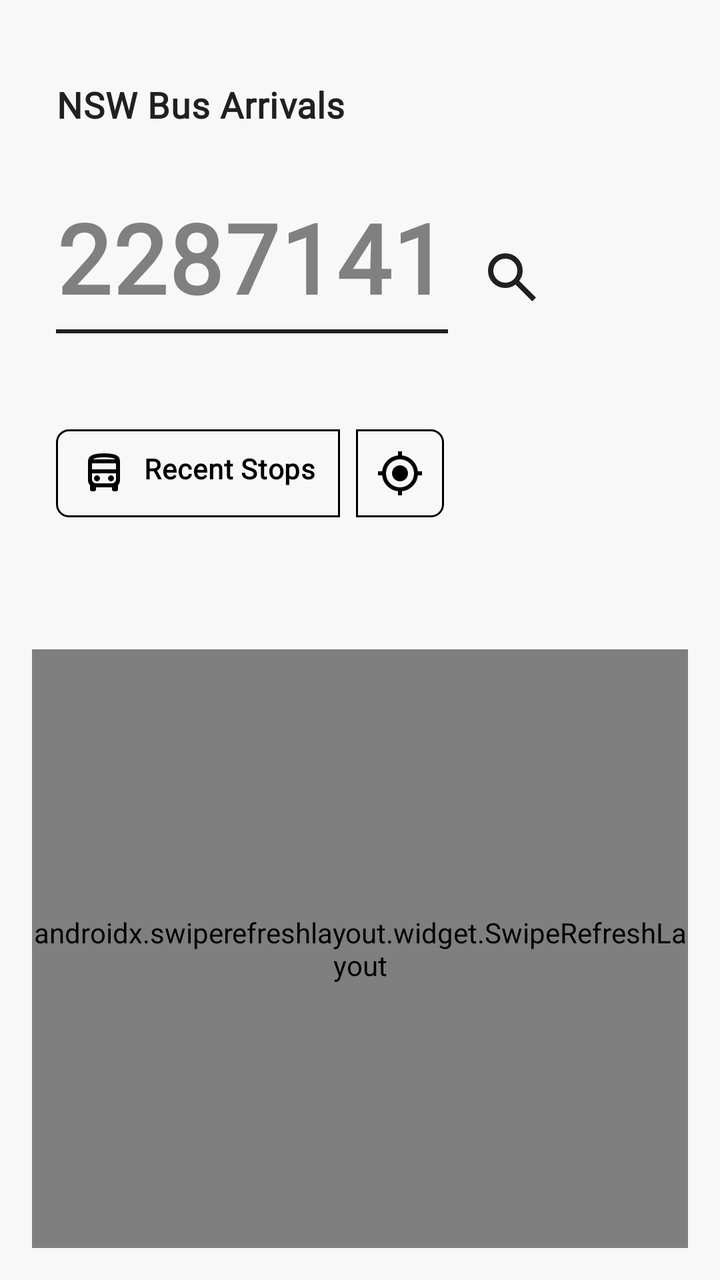
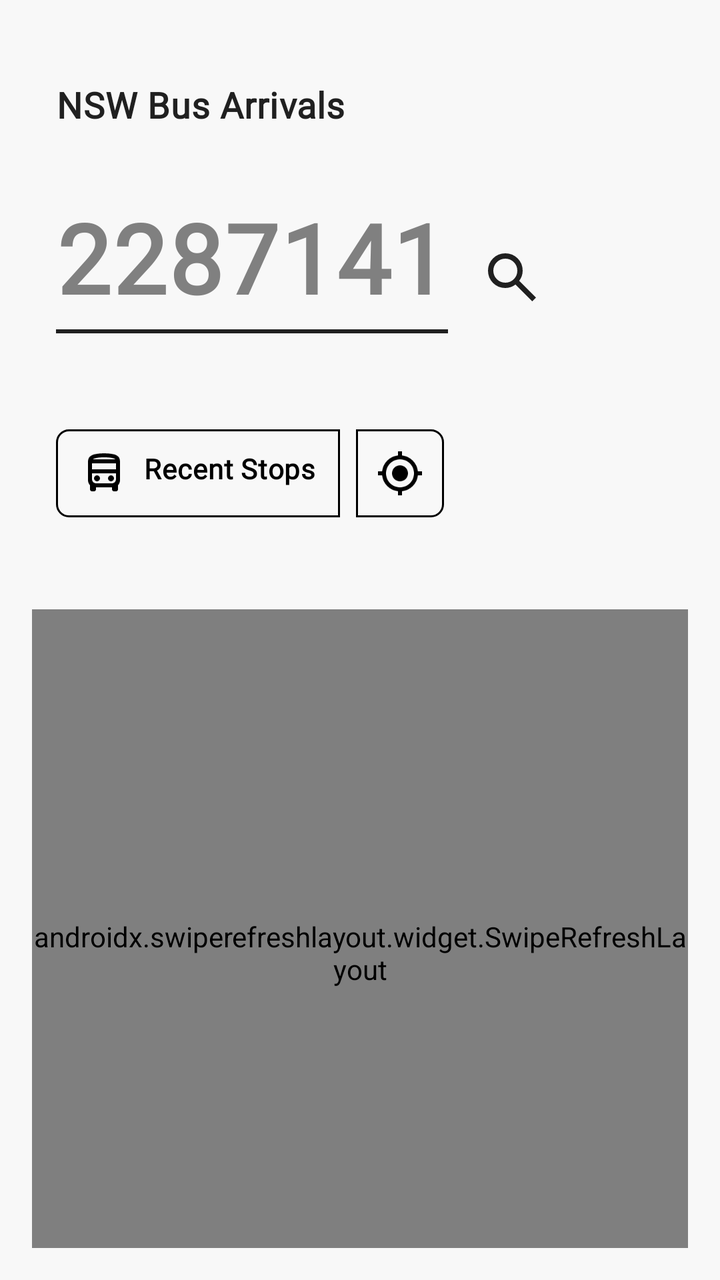

Compare the two renders of this Android layout. The source of the first and the diff that turns it into the second are given below.
<!-- AndroidManifest.xml: activity theme Theme.Bustop -->
<!-- res/layout/activity_main.xml -->
<?xml version="1.0" encoding="utf-8"?>
<LinearLayout xmlns:android="http://schemas.android.com/apk/res/android"
    xmlns:app="http://schemas.android.com/apk/res-auto"
    android:id="@+id/root_layout"
    android:layout_width="match_parent"
    android:layout_height="match_parent"
    android:focusable="true"
    android:focusableInTouchMode="true"
    android:orientation="vertical"
    android:background="?attr/appBackground"
    android:fitsSystemWindows="true"
    android:padding="16dp">

    <TextView
        android:layout_width="match_parent"
        android:layout_height="wrap_content"
        android:textColor="?attr/appOnBackground"
        android:text="@string/nsw_bus_arrivals"
        style="@style/EInkText.Large"
        android:gravity="start"
        android:layout_marginTop="24dp"
        android:layout_marginBottom="32dp"
        android:layout_marginStart="12dp"/>

    
    <LinearLayout
        android:layout_width="wrap_content"
        android:layout_height="wrap_content"
        android:orientation="horizontal"
        android:gravity="bottom"
        android:paddingStart="12dp"
        android:paddingEnd="12dp"
        android:layout_marginBottom="48dp">

        <LinearLayout
            android:layout_width="wrap_content"
            android:layout_height="wrap_content"
            android:orientation="vertical">

            <EditText
                android:id="@+id/stopIdEditText"
                android:layout_width="wrap_content"
                android:layout_height="wrap_content"
                android:background="@null"
                style="@style/EInkText.SearchNumber"
                android:hint="2287141"
                android:textColorHint="?attr/appOnSurface"
                android:inputType="number"
                android:singleLine="true"
                android:padding="0dp"
                android:imeOptions="actionSearch"/>

            <View
                android:layout_width="match_parent"
                android:layout_height="2dp"
                android:background="?attr/appOnBackground"
                android:layout_marginTop="4dp"/>
        </LinearLayout>

        <ImageView
            android:id="@+id/searchIcon"
            android:layout_width="48dp"
            android:layout_height="48dp"
            android:src="@drawable/search_24px"
            app:tint="?attr/appOnBackground"
            android:padding="8dp"
            android:layout_marginStart="8dp"
            android:layout_marginBottom="4dp"
            android:clickable="true"
            android:focusable="true"
            android:background="?attr/selectableItemBackgroundBorderless"/>

    </LinearLayout>

    
    <LinearLayout
        android:id="@+id/recentStopsSection"
        android:layout_width="match_parent"
        android:layout_height="wrap_content"
        android:orientation="vertical"
        android:layout_marginBottom="16dp"
        android:visibility="visible">

        <LinearLayout
            android:layout_width="match_parent"
            android:layout_height="wrap_content"
            android:orientation="horizontal"
            android:layout_marginBottom="10dp"
            android:layout_marginStart="12dp"
            android:gravity="center_vertical">

            <TextView
                android:id="@+id/recentStopsButton"
                android:layout_width="wrap_content"
                android:layout_height="wrap_content"
                android:text="@string/recent_stops"
                style="@style/EInkText.Medium"
                android:textColor="@android:color/black"
                app:drawableStartCompat="@drawable/directions_bus_24px"
                android:drawablePadding="8dp"
                app:drawableTint="@android:color/black"
                android:paddingVertical="10dp"
                android:paddingHorizontal="12dp"
                android:background="@drawable/recent_stops_background"
                android:clickable="true"
                android:focusable="true"
                android:textStyle="bold"/>

            <TextView
                android:id="@+id/nearestStopsButton"
                android:layout_width="wrap_content"
                android:layout_height="wrap_content"
                android:layout_marginStart="8dp"
                android:text=""
                style="@style/EInkText.Medium"
                android:textColor="@android:color/black"
                app:drawableStartCompat="@drawable/my_location_24px"
                android:drawablePadding="0dp"
                app:drawableTint="@android:color/black"
                android:padding="10dp"
                android:background="@drawable/nearest_stops_background"
                android:clickable="true"
                android:focusable="true"
                android:gravity="center"
                android:textStyle="bold"/>

        </LinearLayout>

        <com.facebook.shimmer.ShimmerFrameLayout
            android:id="@+id/recentStopsShimmer"
            android:layout_width="match_parent"
            android:layout_height="wrap_content"
            android:visibility="gone"
            app:shimmer_auto_start="true"
            app:shimmer_base_alpha="0.5"
            app:shimmer_duration="1000">

            <include layout="@layout/item_recent_stops_skeleton" />

        </com.facebook.shimmer.ShimmerFrameLayout>

        <androidx.recyclerview.widget.RecyclerView
            android:id="@+id/recentStopsRecyclerView"
            android:layout_width="match_parent"
            android:layout_height="wrap_content"
            android:clipToPadding="false"
            android:paddingHorizontal="0dp" />

        
        <LinearLayout
            android:id="@+id/indicatorContainer"
            android:layout_width="wrap_content"
            android:layout_height="wrap_content"
            android:layout_gravity="start"
            android:layout_marginTop="12dp"
            android:layout_marginBottom="12dp"
            android:orientation="horizontal"
            android:paddingStart="12dp"/>

    </LinearLayout>

    <ProgressBar
        android:id="@+id/progressBar"
        android:layout_width="48dp"
        android:layout_height="48dp"
        android:layout_gravity="center"
        android:indeterminateDrawable="@drawable/eink_progress_bar"
        android:visibility="gone" />

    <TextView
        android:id="@+id/errorTextView"
        android:layout_width="match_parent"
        android:layout_height="wrap_content"
        android:textColor="?attr/appErrorColor"
        android:textAlignment="center"
        android:visibility="gone"
        android:layout_marginBottom="16dp" />

    <TextView
        android:id="@+id/noDataTextView"
        android:layout_width="match_parent"
        android:layout_height="wrap_content"
        android:text="@string/no_bus_arrivals_found_for_this_stop"
        android:textAlignment="center"
        android:visibility="gone"
        android:layout_marginBottom="16dp" />

    
    <androidx.recyclerview.widget.RecyclerView
        android:id="@+id/busNumberRecyclerView"
        android:layout_width="match_parent"
        android:layout_height="wrap_content"
        android:layout_marginTop="4dp"
        android:orientation="horizontal"
        android:paddingStart="12dp"/>


    
    <androidx.swiperefreshlayout.widget.SwipeRefreshLayout
        android:id="@+id/swipeRefresh"
        android:layout_width="match_parent"
        android:layout_height="match_parent"
        android:layout_marginTop="12dp">

        <androidx.recyclerview.widget.RecyclerView
            android:id="@+id/recyclerView"
            android:layout_width="match_parent"
            android:layout_height="0dp"
            android:layout_weight="1"
            android:visibility="gone"
            android:scrollbars="vertical"
            android:paddingStart="12dp"
            android:paddingEnd="16dp"
            android:scrollbarThumbVertical="@drawable/custom_scrollbar"
            android:scrollbarStyle="outsideInset" />

    </androidx.swiperefreshlayout.widget.SwipeRefreshLayout>

</LinearLayout>
<!-- res/layout/item_recent_stops_skeleton.xml (included above) -->
<?xml version="1.0" encoding="utf-8"?>
<LinearLayout xmlns:android="http://schemas.android.com/apk/res/android"
    android:layout_width="match_parent"
    android:layout_height="wrap_content"
    android:orientation="horizontal"
    android:background="@drawable/eink_card_background"
    android:layout_marginVertical="8dp"
    android:layout_marginHorizontal="2dp"
    android:weightSum="3">

    <LinearLayout
        android:layout_width="0dp"
        android:layout_height="160dp"
        android:layout_weight="1"
        android:orientation="vertical"
        android:padding="18dp"
        android:gravity="center">

        <View
            android:layout_width="60dp"
            android:layout_height="24dp"
            android:background="@color/eink_medium_gray"
            android:layout_marginBottom="16dp" />

        <View
            android:layout_width="match_parent"
            android:layout_height="12dp"
            android:background="@color/eink_light_gray"
            android:layout_marginBottom="8dp" />

        <View
            android:layout_width="80dp"
            android:layout_height="12dp"
            android:background="@color/eink_light_gray" />
    </LinearLayout>

    <View
        android:layout_width="0.5dp"
        android:layout_height="match_parent"
        android:background="?attr/appOnBackground"
        android:layout_marginVertical="12dp" />

    <LinearLayout
        android:layout_width="0dp"
        android:layout_height="160dp"
        android:layout_weight="1"
        android:orientation="vertical"
        android:padding="18dp"
        android:gravity="center">

        <View
            android:layout_width="60dp"
            android:layout_height="24dp"
            android:background="@color/eink_medium_gray"
            android:layout_marginBottom="16dp" />

        <View
            android:layout_width="match_parent"
            android:layout_height="12dp"
            android:background="@color/eink_light_gray"
            android:layout_marginBottom="8dp" />

        <View
            android:layout_width="80dp"
            android:layout_height="12dp"
            android:background="@color/eink_light_gray" />
    </LinearLayout>

    <View
        android:layout_width="0.5dp"
        android:layout_height="match_parent"
        android:background="?attr/appOnBackground"
        android:layout_marginVertical="12dp" />

    <LinearLayout
        android:layout_width="0dp"
        android:layout_height="160dp"
        android:layout_weight="1"
        android:orientation="vertical"
        android:padding="18dp"
        android:gravity="center">

        <View
            android:layout_width="60dp"
            android:layout_height="24dp"
            android:background="@color/eink_medium_gray"
            android:layout_marginBottom="16dp" />

        <View
            android:layout_width="match_parent"
            android:layout_height="12dp"
            android:background="@color/eink_light_gray"
            android:layout_marginBottom="8dp" />

        <View
            android:layout_width="80dp"
            android:layout_height="12dp"
            android:background="@color/eink_light_gray" />
    </LinearLayout>

</LinearLayout>
<!-- resources referenced by this layout -->
<resources>
  <color name="eink_light_gray">#E8E8E8</color>
  <color name="eink_medium_gray">#C0C0C0</color>
  <!-- drawable custom_scrollbar (drawable) -->
  <?xml version="1.0" encoding="utf-8"?>
  <shape xmlns:android="http://schemas.android.com/apk/res/android"
      android:shape="rectangle">
      <size android:width="1dp"/> 
      <solid android:color= "?attr/appScrollbarColor"/> 
  </shape>
  <!-- drawable eink_card_background (drawable) -->
  <?xml version="1.0" encoding="utf-8"?>
  <shape xmlns:android="http://schemas.android.com/apk/res/android">
      <solid android:color="?attr/appBackground" />
      <stroke
          android:width="1dp"
          android:color="?attr/appBackground" />
      <corners android:radius="4dp" />
  </shape>
  <!-- drawable eink_progress_bar (drawable) -->
  <?xml version="1.0" encoding="utf-8"?>
  <rotate xmlns:android="http://schemas.android.com/apk/res/android"
      android:fromDegrees="0"
      android:toDegrees="360"
      android:pivotX="50%"
      android:pivotY="50%">
      <shape
          android:shape="ring"
          android:innerRadiusRatio="3"
          android:thicknessRatio="8">
          <gradient
              android:type="sweep"
              android:startColor="@color/eink_medium_gray"
              android:centerColor="@color/eink_dark_gray"
              android:endColor="@color/eink_medium_gray" />
      </shape>
  </rotate>
  <!-- drawable my_location_24px (drawable) -->
  <vector xmlns:android="http://schemas.android.com/apk/res/android"
      android:width="24dp"
      android:height="24dp"
      android:viewportWidth="24"
      android:viewportHeight="24"
      android:tint="?attr/colorControlNormal">
    <path
        android:fillColor="@android:color/white"
        android:pathData="M12,8c-2.21,0 -4,1.79 -4,4s1.79,4 4,4 4,-1.79 4,-4 -1.79,-4 -4,-4zM20.94,11c-0.46,-4.17 -3.77,-7.48 -7.94,-7.94L13,1h-2v2.06C6.83,3.52 3.52,6.83 3.06,11L1,11v2h2.06c0.46,4.17 3.77,7.48 7.94,7.94L11,23h2v-2.06c4.17,-0.46 7.48,-3.77 7.94,-7.94L23,13v-2h-2.06zM12,19c-3.87,0 -7,-3.13 -7,-7s3.13,-7 7,-7 7,3.13 7,7 -3.13,7 -7,7z"/>
  </vector>
  <string name="no_bus_arrivals_found_for_this_stop">No bus arrivals found for this stop</string>
  <string name="nsw_bus_arrivals">NSW Bus Arrivals</string>
  <string name="recent_stops">Recent Stops</string>
  <style name="EInkText.Large">
          <item name="android:textSize">18sp</item>
          <item name="android:textStyle">bold</item>
      </style>
  <style name="EInkText.Medium">
          <item name="android:textSize">14sp</item>
      </style>
  <style name="EInkText.SearchNumber">
          <item name="android:textSize">48sp</item>
          <item name="android:textStyle">bold</item>
      </style>
  <style name="Theme.Bustop" parent="Theme.MaterialComponents.DayNight.NoActionBar">
  
          <item name="appBackground">@color/eink_white</item>
          <item name="appOnBackground">@color/eink_black</item>
          <item name="appOnSurface">@color/eink_dark_gray</item>
          <item name="appErrorColor">@color/eink_accent_red</item>
          <item name="appScrollbarColor">@color/eink_dark_gray</item>
          <item name="delayLateColor">@android:color/holo_red_dark</item>
          <item name="delayEarlyColor">@android:color/holo_green_dark</item>
  
          
          <item name="android:statusBarColor">@color/eink_white</item>
          <item name="android:windowLightStatusBar">true</item>
  
      </style>
  <color name="eink_dark_gray">#808080</color>
  <color name="eink_white">#F8F8F8</color>
  <color name="eink_black">#202020</color>
  <color name="eink_accent_red">#E53E3E</color>
  <!-- unchanged entries left out for length: 4 -->
</resources>

<!-- the commit's change to res/layout/activity_main.xml (unified diff, before → after) -->
@@ -4,13 +4,12 @@
     android:id="@+id/root_layout"
     android:layout_width="match_parent"
     android:layout_height="match_parent"
-    android:focusable="true"
-    android:focusableInTouchMode="true"
     android:orientation="vertical"
     android:background="?attr/appBackground"
     android:fitsSystemWindows="true"
     android:padding="16dp">
 
+    
     <TextView
         android:layout_width="match_parent"
         android:layout_height="wrap_content"
@@ -69,7 +68,6 @@
             android:clickable="true"
             android:focusable="true"
             android:background="?attr/selectableItemBackgroundBorderless"/>
-
     </LinearLayout>
 
     
@@ -77,144 +75,163 @@
         android:id="@+id/recentStopsSection"
         android:layout_width="match_parent"
         android:layout_height="wrap_content"
-        android:orientation="vertical"
-        android:layout_marginBottom="16dp"
-        android:visibility="visible">
-
-        <LinearLayout
-            android:layout_width="match_parent"
-            android:layout_height="wrap_content"
-            android:orientation="horizontal"
-            android:layout_marginBottom="10dp"
-            android:layout_marginStart="12dp"
-            android:gravity="center_vertical">
-
-            <TextView
-                android:id="@+id/recentStopsButton"
-                android:layout_width="wrap_content"
-                android:layout_height="wrap_content"
-                android:text="@string/recent_stops"
-                style="@style/EInkText.Medium"
-                android:textColor="@android:color/black"
-                app:drawableStartCompat="@drawable/directions_bus_24px"
-                android:drawablePadding="8dp"
-                app:drawableTint="@android:color/black"
-                android:paddingVertical="10dp"
-                android:paddingHorizontal="12dp"
-                android:background="@drawable/recent_stops_background"
-                android:clickable="true"
-                android:focusable="true"
-                android:textStyle="bold"/>
-
-            <TextView
-                android:id="@+id/nearestStopsButton"
-                android:layout_width="wrap_content"
-                android:layout_height="wrap_content"
-                android:layout_marginStart="8dp"
-                android:text=""
-                style="@style/EInkText.Medium"
-                android:textColor="@android:color/black"
-                app:drawableStartCompat="@drawable/my_location_24px"
-                android:drawablePadding="0dp"
-                app:drawableTint="@android:color/black"
-                android:padding="10dp"
-                android:background="@drawable/nearest_stops_background"
-                android:clickable="true"
-                android:focusable="true"
-                android:gravity="center"
-                android:textStyle="bold"/>
-
-        </LinearLayout>
-
-        <com.facebook.shimmer.ShimmerFrameLayout
-            android:id="@+id/recentStopsShimmer"
-            android:layout_width="match_parent"
-            android:layout_height="wrap_content"
-            android:visibility="gone"
-            app:shimmer_auto_start="true"
-            app:shimmer_base_alpha="0.5"
-            app:shimmer_duration="1000">
-
-            <include layout="@layout/item_recent_stops_skeleton" />
-
-        </com.facebook.shimmer.ShimmerFrameLayout>
-
-        <androidx.recyclerview.widget.RecyclerView
-            android:id="@+id/recentStopsRecyclerView"
-            android:layout_width="match_parent"
-            android:layout_height="wrap_content"
-            android:clipToPadding="false"
-            android:paddingHorizontal="0dp" />
-
-        
-        <LinearLayout
-            android:id="@+id/indicatorContainer"
+        android:orientation="horizontal"
+        android:layout_marginBottom="10dp"
+        android:layout_marginStart="12dp"
+        android:gravity="center_vertical">
+
+        <TextView
+            android:id="@+id/recentStopsButton"
             android:layout_width="wrap_content"
             android:layout_height="wrap_content"
-            android:layout_gravity="start"
-            android:layout_marginTop="12dp"
-            android:layout_marginBottom="12dp"
-            android:orientation="horizontal"
-            android:paddingStart="12dp"/>
-
-    </LinearLayout>
-
-    <ProgressBar
-        android:id="@+id/progressBar"
-        android:layout_width="48dp"
-        android:layout_height="48dp"
-        android:layout_gravity="center"
-        android:indeterminateDrawable="@drawable/eink_progress_bar"
-        android:visibility="gone" />
-
-    <TextView
-        android:id="@+id/errorTextView"
+            android:text="@string/recent_stops"
+            style="@style/EInkText.Medium"
+            android:textColor="@android:color/black"
+            app:drawableStartCompat="@drawable/directions_bus_24px"
+            android:drawablePadding="8dp"
+            app:drawableTint="@android:color/black"
+            android:paddingVertical="10dp"
+            android:paddingHorizontal="12dp"
+            android:background="@drawable/recent_stops_background"
+            android:clickable="true"
+            android:focusable="true"
+            android:textStyle="bold"/>
+
+        <TextView
+            android:id="@+id/nearestStopsButton"
+            android:layout_width="wrap_content"
+            android:layout_height="wrap_content"
+            android:layout_marginStart="8dp"
+            android:text=""
+            style="@style/EInkText.Medium"
+            android:textColor="@android:color/black"
+            app:drawableStartCompat="@drawable/my_location_24px"
+            android:drawablePadding="0dp"
+            app:drawableTint="@android:color/black"
+            android:padding="10dp"
+            android:background="@drawable/nearest_stops_background"
+            android:clickable="true"
+            android:focusable="true"
+            android:gravity="center"
+            android:textStyle="bold"/>
+    </LinearLayout>
+
+    
+    <androidx.coordinatorlayout.widget.CoordinatorLayout
         android:layout_width="match_parent"
-        android:layout_height="wrap_content"
-        android:textColor="?attr/appErrorColor"
-        android:textAlignment="center"
-        android:visibility="gone"
-        android:layout_marginBottom="16dp" />
-
-    <TextView
-        android:id="@+id/noDataTextView"
-        android:layout_width="match_parent"
-        android:layout_height="wrap_content"
-        android:text="@string/no_bus_arrivals_found_for_this_stop"
-        android:textAlignment="center"
-        android:visibility="gone"
-        android:layout_marginBottom="16dp" />
-
-    
-    <androidx.recyclerview.widget.RecyclerView
-        android:id="@+id/busNumberRecyclerView"
-        android:layout_width="match_parent"
-        android:layout_height="wrap_content"
-        android:layout_marginTop="4dp"
-        android:orientation="horizontal"
-        android:paddingStart="12dp"/>
-
-
-    
-    <androidx.swiperefreshlayout.widget.SwipeRefreshLayout
-        android:id="@+id/swipeRefresh"
-        android:layout_width="match_parent"
-        android:layout_height="match_parent"
-        android:layout_marginTop="12dp">
-
-        <androidx.recyclerview.widget.RecyclerView
-            android:id="@+id/recyclerView"
-            android:layout_width="match_parent"
-            android:layout_height="0dp"
-            android:layout_weight="1"
-            android:visibility="gone"
-            android:scrollbars="vertical"
-            android:paddingStart="12dp"
-            android:paddingEnd="16dp"
-            android:scrollbarThumbVertical="@drawable/custom_scrollbar"
-            android:scrollbarStyle="outsideInset" />
-
-    </androidx.swiperefreshlayout.widget.SwipeRefreshLayout>
+        android:layout_height="0dp"
+        android:layout_weight="1">
+
+        <com.google.android.material.appbar.AppBarLayout
+            android:id="@+id/appBarLayout"
+            android:layout_width="match_parent"
+            android:layout_height="wrap_content"
+            android:background="?attr/appBackground"
+            app:elevation="0dp">
+
+            
+            <LinearLayout
+                android:id="@+id/carouselContainer"
+                android:layout_width="match_parent"
+                android:layout_height="wrap_content"
+                android:orientation="vertical"
+                app:layout_scrollFlags="scroll|enterAlways">
+
+                <com.facebook.shimmer.ShimmerFrameLayout
+                    android:id="@+id/recentStopsShimmer"
+                    android:layout_width="match_parent"
+                    android:layout_height="wrap_content"
+                    android:visibility="gone"
+                    app:shimmer_auto_start="true"
+                    app:shimmer_base_alpha="0.5"
+                    app:shimmer_duration="1000">
+                    <include layout="@layout/item_recent_stops_skeleton" />
+                </com.facebook.shimmer.ShimmerFrameLayout>
+
+                <androidx.recyclerview.widget.RecyclerView
+                    android:id="@+id/recentStopsRecyclerView"
+                    android:layout_width="match_parent"
+                    android:layout_height="wrap_content"
+                    android:clipToPadding="false"
+                    android:paddingHorizontal="0dp" />
+
+                <LinearLayout
+                    android:id="@+id/indicatorContainer"
+                    android:layout_width="wrap_content"
+                    android:layout_height="wrap_content"
+                    android:layout_gravity="start"
+                    android:layout_marginTop="12dp"
+                    android:layout_marginBottom="12dp"
+                    android:orientation="horizontal"
+                    android:paddingStart="12dp"/>
+            </LinearLayout>
+
+            
+            <androidx.recyclerview.widget.RecyclerView
+                android:id="@+id/busNumberRecyclerView"
+                android:layout_width="match_parent"
+                android:layout_height="wrap_content"
+                android:layout_marginTop="4dp"
+                android:layout_marginBottom="8dp"
+                android:orientation="horizontal"
+                android:paddingStart="12dp"
+                android:paddingEnd="16dp"
+                android:clipToPadding="false" />
+
+        </com.google.android.material.appbar.AppBarLayout>
+
+        <FrameLayout
+            android:layout_width="match_parent"
+            android:layout_height="match_parent"
+            app:layout_behavior="@string/appbar_scrolling_view_behavior">
+
+            <androidx.swiperefreshlayout.widget.SwipeRefreshLayout
+                android:id="@+id/swipeRefresh"
+                android:layout_width="match_parent"
+                android:layout_height="match_parent">
+
+                <androidx.recyclerview.widget.RecyclerView
+                    android:id="@+id/recyclerView"
+                    android:layout_width="match_parent"
+                    android:layout_height="match_parent"
+                    android:visibility="gone"
+                    android:scrollbars="vertical"
+                    android:paddingStart="12dp"
+                    android:paddingEnd="16dp"
+                    android:scrollbarThumbVertical="@drawable/custom_scrollbar"
+                    android:scrollbarStyle="outsideInset"
+                    android:clipToPadding="false"/>
+            </androidx.swiperefreshlayout.widget.SwipeRefreshLayout>
+
+            <ProgressBar
+                android:id="@+id/progressBar"
+                android:layout_width="48dp"
+                android:layout_height="48dp"
+                android:layout_gravity="center"
+                android:indeterminateDrawable="@drawable/eink_progress_bar"
+                android:visibility="gone" />
+
+            <TextView
+                android:id="@+id/errorTextView"
+                android:layout_width="match_parent"
+                android:layout_height="wrap_content"
+                android:layout_marginTop="40dp"
+                android:textColor="?attr/appErrorColor"
+                android:textAlignment="center"
+                android:visibility="gone" />
+
+            <TextView
+                android:id="@+id/noDataTextView"
+                android:layout_width="match_parent"
+                android:layout_height="wrap_content"
+                android:layout_marginTop="40dp"
+                android:text="@string/no_bus_arrivals_found_for_this_stop"
+                android:textAlignment="center"
+                android:visibility="gone" />
+
+        </FrameLayout>
+
+    </androidx.coordinatorlayout.widget.CoordinatorLayout>
 
 </LinearLayout>
 <!-- res/layout/item_recent_stops_skeleton.xml (included above) -->
